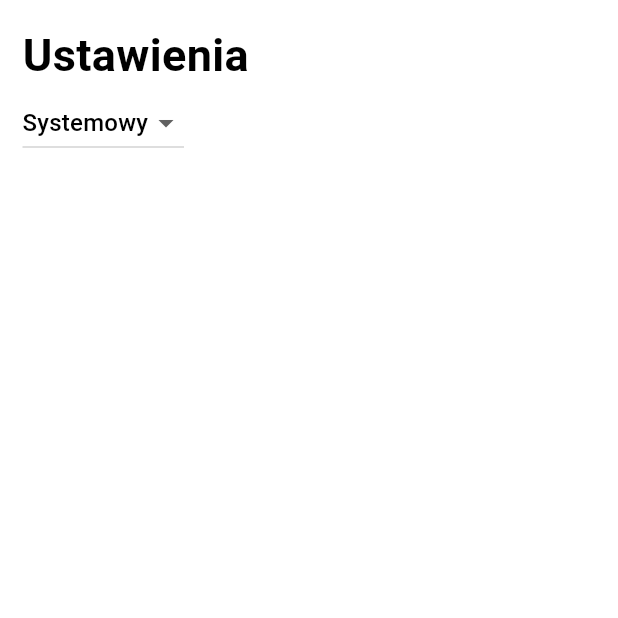
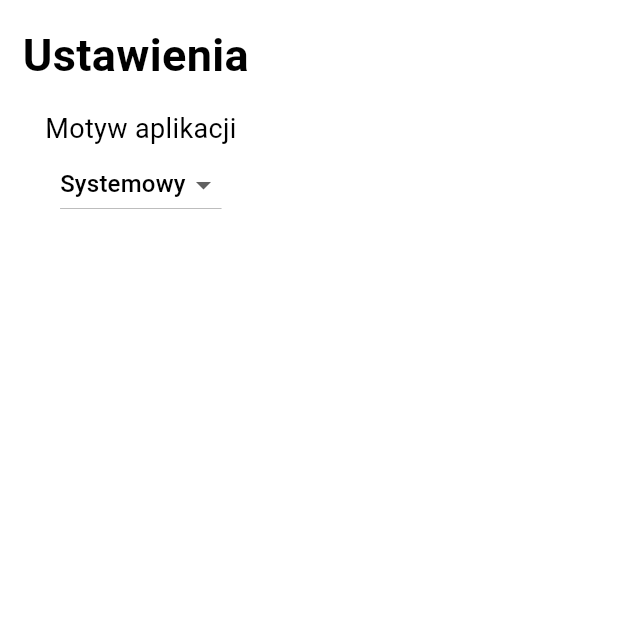
Before and after one commit to WiktorProgramista/Perfume-Hub-App, a Flutter app: the Settings screen opened directly, on a phone screen of 412 x 824 dp, the top half of it. Run offline on Flutter 3.47's test engine with Material 3 defaults, Android fonts, the phone set to English and light mode, and no system bars; our stand-ins replace fl_chart, shared_preferences; accounts and stored records are empty; network calls fail.

Commit message:
27.12.2023

```diff
--- a/lib/settings.dart
+++ b/lib/settings.dart
@@ -14,12 +14,22 @@ class Settings extends StatelessWidget {
             Padding(
               padding: const EdgeInsets.all(15.0),
               child: Column(
-                mainAxisAlignment: MainAxisAlignment.start,
                 crossAxisAlignment: CrossAxisAlignment.start,
                 children: [
                   const Text('Ustawienia',
                       style:
                           TextStyle(fontSize: 30, fontWeight: FontWeight.bold)),
+                  Padding(
+                    padding: const EdgeInsets.all(15.0),
+                    child: Column(
+                      mainAxisAlignment: MainAxisAlignment.center,
+                      crossAxisAlignment: CrossAxisAlignment.center,
+                      children: [
+                        const Text(
+                          "Motyw aplikacji",
+                          style: TextStyle(
+                              fontSize: 18, fontWeight: FontWeight.w400),
+                        ),
                         Consumer<ThemeProvider>(
                           builder: (context, provider, child) {
                             return DropdownButton<String>(
@@ -37,6 +47,9 @@ class Settings extends StatelessWidget {
                               },
                             );
                           },
+                        ),
+                      ],
+                    ),
                   )
                 ],
               ),
```
Lines whose indentation alone changed are shown as unchanged.
